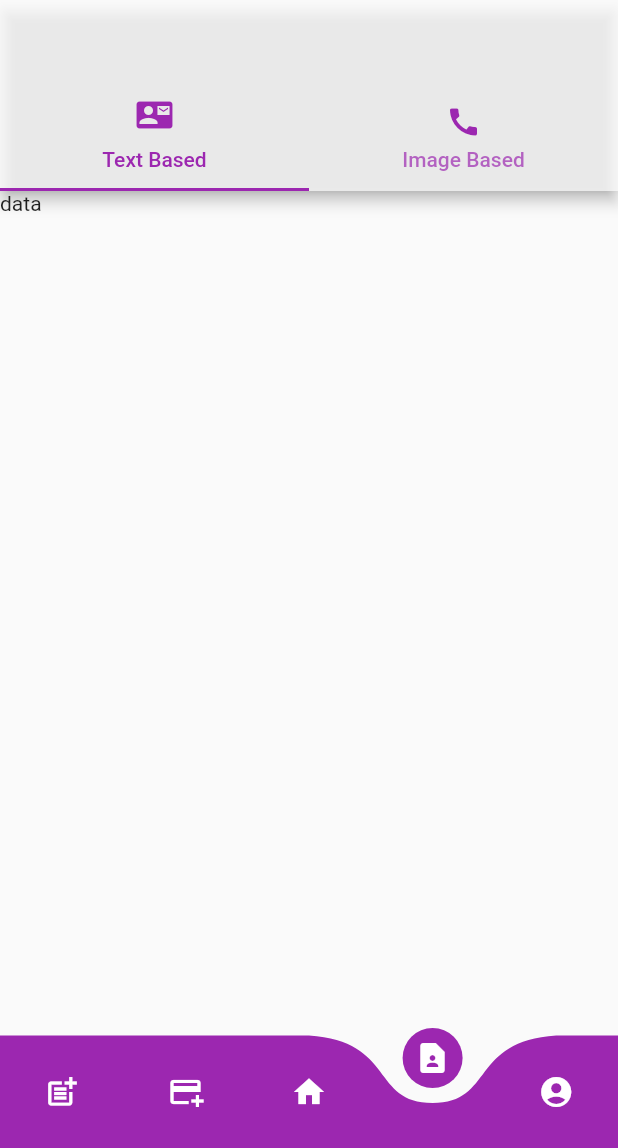
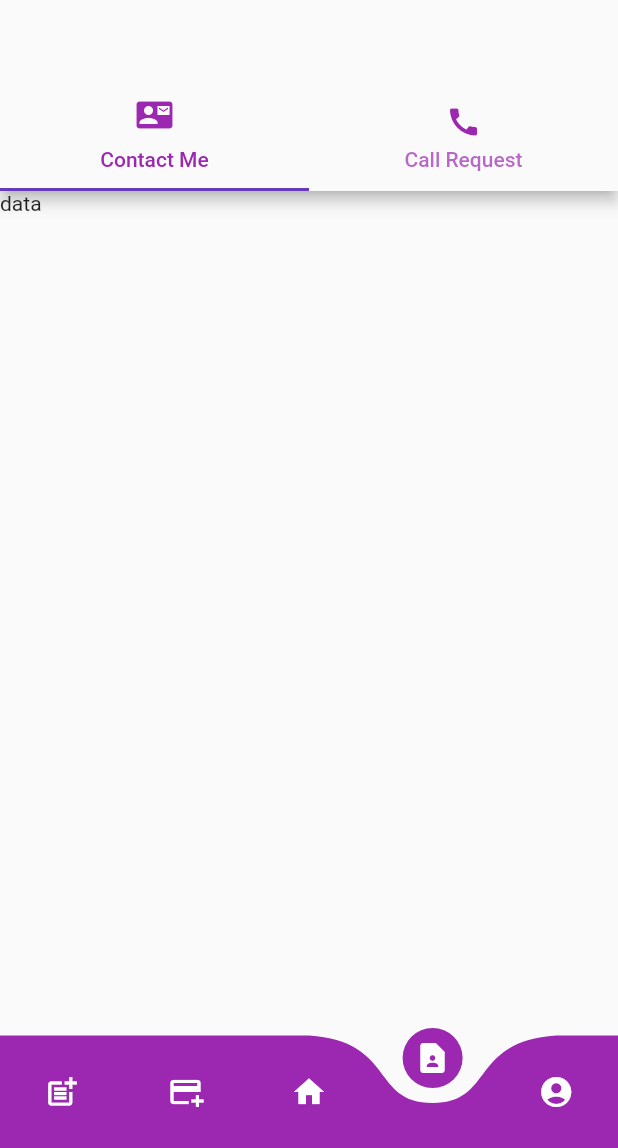
Before and after one commit to Mekdim12/Realestate_consultancy_site_controller, a Flutter app: the screen it shows after launch, item 4 of the bottom bar chosen, on a phone screen of 412 x 824 dp, the part 88-1236 px from its top. Run offline on Flutter 3.47's test engine with Material 2 defaults, Android fonts, the phone set to English and light mode, and no system bars; drawn by our look-alikes of curved_navigation_bar; our stand-ins replace carousel_slider, file_picker, flutter_spinkit.

Commit message:
brushing the style of the tabs

```diff
--- a/lib/components/pages/contact_page.dart
+++ b/lib/components/pages/contact_page.dart
@@ -21,24 +21,21 @@ class _ContactUserPageState extends State<ContactUserPage> {
         child: Scaffold(
           backgroundColor: Colors.transparent,
           appBar: AppBar(
-            backgroundColor: Colors.white70,
+            backgroundColor: Colors.grey[50],
             bottom: const TabBar(
-              // indicatorColor: Colors.greenAccent,
+              indicatorColor: Colors.deepPurple,
               dividerColor: Colors.deepPurple,
-              // labelColor: Colors.greenAccent,
-              // indicatorSize: TabBarIndicatorSize.tab,
               labelColor: Colors.purple,
               tabs: [
                 Tab(
-                    text: "Text Based",
+                    text: "Contact Me",
                     icon: Icon(
                       Icons.contact_mail,
                       color: Colors.purple,
                     )),
                 Tab(
                   iconMargin: EdgeInsets.all(5),
-                  text: "Image Based",
-
+                  text: "Call Request",
                   icon: Icon(
                     Icons.call,
                     color: Colors.purple,
```
